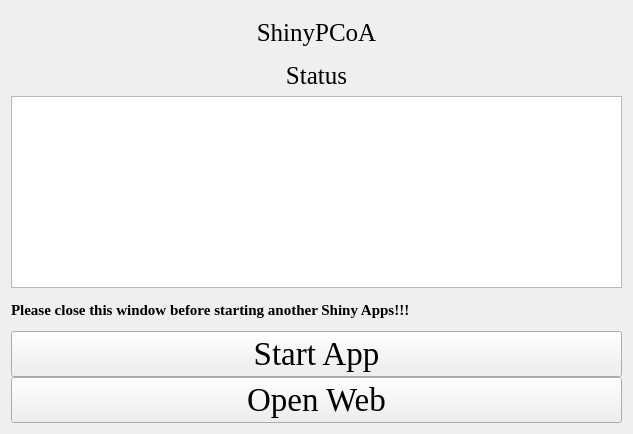
Before: the Qt Designer form ShinyPCoA.ui in hzaurzli/MicroWorldOmics, drawn with Qt 5.
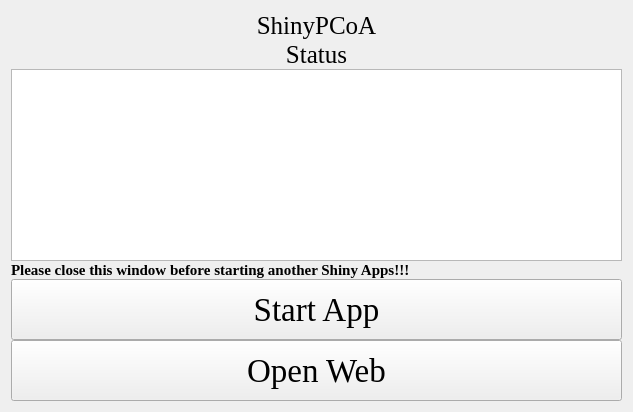
After: the same form once the commit is applied. Icons and pictures are not drawn.

What changed in the file:
```diff
--- a/ShinyPCoA.ui
+++ b/ShinyPCoA.ui
@@ -7,7 +7,7 @@
     <x>0</x>
     <y>0</y>
     <width>633</width>
-    <height>434</height>
+    <height>412</height>
    </rect>
   </property>
   <property name="windowTitle">
@@ -27,6 +27,12 @@
      </property>
      <item row="0" column="0" colspan="3">
       <widget class="QLabel" name="label">
+       <property name="sizePolicy">
+        <sizepolicy hsizetype="Preferred" vsizetype="Fixed">
+         <horstretch>0</horstretch>
+         <verstretch>0</verstretch>
+        </sizepolicy>
+       </property>
        <property name="font">
         <font>
          <family>Times New Roman</family>
@@ -43,6 +49,12 @@
      </item>
      <item row="3" column="0" colspan="3">
       <widget class="QLabel" name="label_4">
+       <property name="sizePolicy">
+        <sizepolicy hsizetype="Preferred" vsizetype="Fixed">
+         <horstretch>0</horstretch>
+         <verstretch>0</verstretch>
+        </sizepolicy>
+       </property>
        <property name="font">
         <font>
          <family>Times New Roman</family>
@@ -66,6 +78,12 @@
      </item>
      <item row="7" column="0" colspan="3">
       <widget class="QLabel" name="label_3">
+       <property name="sizePolicy">
+        <sizepolicy hsizetype="Preferred" vsizetype="Fixed">
+         <horstretch>0</horstretch>
+         <verstretch>0</verstretch>
+        </sizepolicy>
+       </property>
        <property name="font">
         <font>
          <family>Times New Roman</family>
@@ -81,6 +99,12 @@
      </item>
      <item row="8" column="0" colspan="3">
       <widget class="QPushButton" name="pushButton">
+       <property name="sizePolicy">
+        <sizepolicy hsizetype="Preferred" vsizetype="Preferred">
+         <horstretch>0</horstretch>
+         <verstretch>0</verstretch>
+        </sizepolicy>
+       </property>
        <property name="font">
         <font>
          <family>Times New Roman</family>
@@ -94,6 +118,12 @@
      </item>
      <item row="9" column="0" colspan="3">
       <widget class="QPushButton" name="pushButton_2">
+       <property name="sizePolicy">
+        <sizepolicy hsizetype="Preferred" vsizetype="Preferred">
+         <horstretch>0</horstretch>
+         <verstretch>0</verstretch>
+        </sizepolicy>
+       </property>
        <property name="font">
         <font>
          <family>Times New Roman</family>
```
